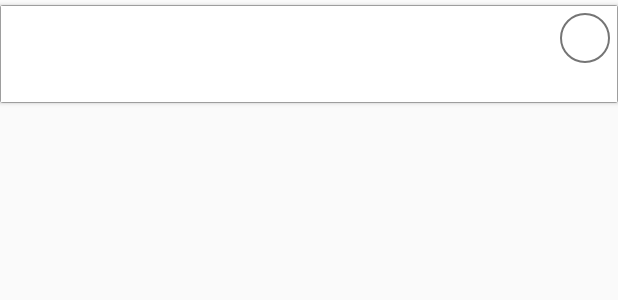
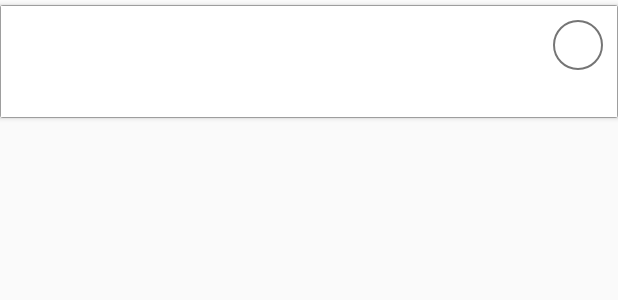
Before and after one commit to merkelAlbert/StudentAssistant, an Android app: the layout content_homework.xml on its own in the app's theme, with its tools: preview values and no code run, on a phone screen of 412 x 824 dp. Shown: the top 300 px of the screen. Run offline under Robolectric (Android 15) with nearby library versions, the phone set to English and light mode, and no system bars; network calls fail.

Commit message:
v 1.3.5: homework card height and padding changed

```diff
--- a/app/src/main/res/values/homework_styles.xml
+++ b/app/src/main/res/values/homework_styles.xml
@@ -3,9 +3,9 @@
 
     <style name="HomeworkContainerStyle">
         <item name="android:layout_width">match_parent</item>
-        <item name="android:layout_height">65dp</item>
+        <item name="android:layout_height">75dp</item>
         <item name="android:orientation">vertical</item>
-        <item name="android:padding">5dp</item>
+        <item name="android:padding">10dp</item>
     </style>
 
     <style name="CardTextStyle">
```
